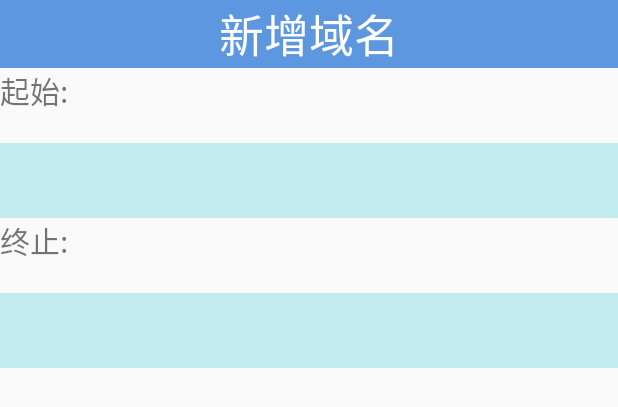
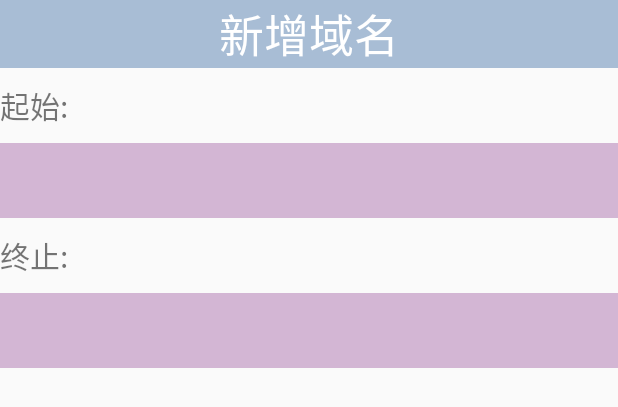
Before and after one commit to pencil-box/NetKnight, an Android app: the layout address_input.xml on its own in the app's theme, with its tools: preview values and no code run, on a phone screen of 412 x 824 dp. Shown: the top 407 px of the screen. Run offline under Robolectric (Android 15) with nearby library versions, the phone set to English and light mode, and no system bars.

```diff
--- a/app/src/main/AndroidManifest.xml
+++ b/app/src/main/AndroidManifest.xml
@@ -14,7 +14,7 @@
         <activity android:name=".view.MainAddress" />
         <activity android:name=".view.MainIp" />
         <activity android:name=".view.MainPrefer" />
-        <activity android:name=".view.NetDariy" />
+        <activity android:name=".view.NetDiary" />
         <activity android:name=".view.GraspBag" />
         <activity android:name=".view.NetCellular" />
         <activity android:name=".view.NetWifi" />
@@ -25,7 +25,7 @@
             android:theme="@style/AppTheme"></activity>
         <activity
             android:name=".view.MainTabbed"
-            android:label="@string/title_activity_main_tabbed"
+            android:label="@string/appname"
             android:theme="@style/AppTheme">
             <intent-filter>
                 <action android:name="android.intent.action.MAIN" />
--- a/app/src/main/res/layout/address_input.xml
+++ b/app/src/main/res/layout/address_input.xml
@@ -14,17 +14,18 @@
             android:textAlignment="center"
             android:textSize="30sp"
             android:textColor="#fff"
-            android:background="#d94287dc"
+            android:background="#815a82b3"
             />
     </LinearLayout>
 
     <LinearLayout
         android:layout_width="match_parent"
-        android:layout_height="wrap_content">
+        android:layout_height="50dp">
 
         <TextView
             android:layout_width="match_parent"
-            android:layout_height="50dp"
+            android:layout_height="wrap_content"
+            android:layout_gravity="center"
             android:text="起始:"
             android:textSize="20sp" />
     </LinearLayout>
@@ -37,16 +38,18 @@
             android:id="@+id/edit_adstartin"
             android:layout_width="match_parent"
             android:layout_height="50dp"
-            android:background="#c2eced" />
+            android:scrollIndicators="bottom"
+            android:background="#d3b6d4" />
     </LinearLayout>
 
     <LinearLayout
         android:layout_width="match_parent"
-        android:layout_height="wrap_content">
+        android:layout_height="50dp">
 
         <TextView
             android:layout_width="match_parent"
-            android:layout_height="50dp"
+            android:layout_height="wrap_content"
+            android:layout_gravity="center"
             android:text="终止:"
             android:textSize="20sp">
 
@@ -62,7 +65,7 @@
             android:id="@+id/edit_adstartend"
             android:layout_width="match_parent"
             android:layout_height="50dp"
-            android:background="#c2eced" />
+            android:background="#d3b6d4" />
 
 
     </LinearLayout>
--- a/app/src/main/res/values/strings.xml
+++ b/app/src/main/res/values/strings.xml
@@ -7,7 +7,7 @@
 
     <!-- TODO: Remove or change this placeholder text -->
     <string name="hello_blank_fragment">移动+WIFI</string>
-    <string name="title_activity_main_tabbed">防火墙</string>
+    <string name="appname">NetKnight</string>
     <string name="action_settings">Settings</string>
     <string name="section_format">Hello World from section: %1$d</string>
     <string name="title_activity_dairy_tabbed">DairyTabbed</string>
```
Also changed, not shown: app/src/main/res/layout/diary_tabbed.xml (+4 -1 lines), app/src/main/res/layout/ip_inputdialog.xml (+9 -7 lines).
